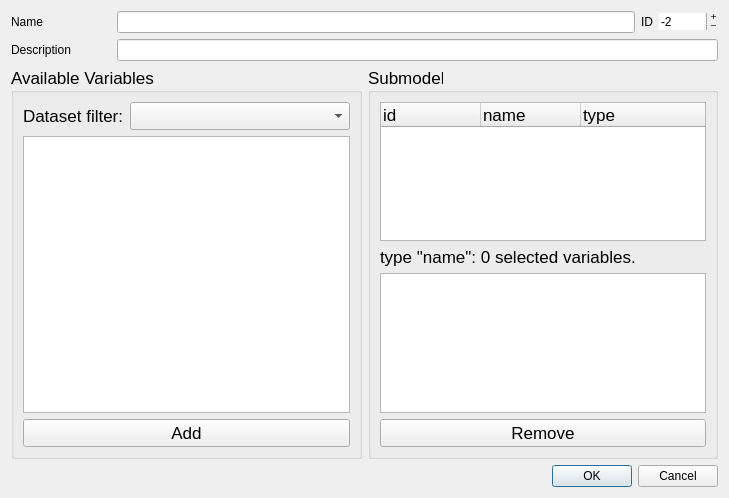
Old version of the form opus_gui/models_manager/views/submodel_editor.ui in the repository psrc/urbansim.
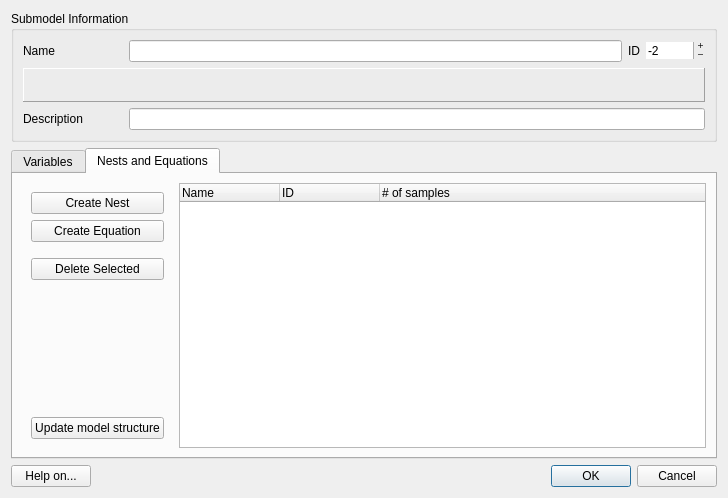
New version of the form. The open tabs and pages were chosen to show the change. Icons and pictures are not drawn. Custom widgets are drawn as their Qt base class.

Patch:
```diff
--- a/opus_gui/models_manager/views/submodel_editor.ui
+++ b/opus_gui/models_manager/views/submodel_editor.ui
@@ -5,7 +5,7 @@
    <rect>
     <x>0</x>
     <y>0</y>
-    <width>729</width>
+    <width>728</width>
     <height>498</height>
    </rect>
   </property>
@@ -17,6 +17,12 @@
   </property>
   <layout class="QVBoxLayout" name="verticalLayout_2" >
    <item>
+    <widget class="QGroupBox" name="group_submodel_info" >
+     <property name="title" >
+      <string>Submodel Information</string>
+     </property>
+     <layout class="QVBoxLayout" name="verticalLayout_3" >
+      <item>
     <layout class="QHBoxLayout" name="horizontalLayout_3" >
      <item>
       <widget class="QLabel" name="label" >
@@ -32,7 +38,22 @@
       </widget>
      </item>
      <item>
-      <widget class="QLineEdit" name="le_name" />
+         <widget class="QLineEdit" name="le_name" >
+          <property name="toolTip" >
+           <string>The name of the submodel</string>
+          </property>
+          <property name="whatsThis" >
+           <string>&lt;!DOCTYPE HTML PUBLIC "-//W3C//DTD HTML 4.0//EN" "http://www.w3.org/TR/REC-html40/strict.dtd">
+&lt;html>&lt;head>&lt;meta name="qrichtext" content="1" />&lt;style type="text/css">
+p, li { white-space: pre-wrap; }
+&lt;/style>&lt;/head>&lt;body style=" font-family:'MS Shell Dlg 2'; font-size:8.25pt; font-weight:400; font-style:normal;">
+&lt;p style=" margin-top:0px; margin-bottom:0px; margin-left:0px; margin-right:0px; -qt-block-indent:0; text-indent:0px;">&lt;span style=" font-size:8pt;">The name of the submodel.&lt;/span>&lt;/p>
+&lt;p style="-qt-paragraph-type:empty; margin-top:0px; margin-bottom:0px; margin-left:0px; margin-right:0px; -qt-block-indent:0; text-indent:0px; font-size:8pt;">&lt;/p>
+&lt;p style=" margin-top:0px; margin-bottom:0px; margin-left:0px; margin-right:0px; -qt-block-indent:0; text-indent:0px; font-size:8pt;">This is primarliy used to make it easier for users to distinguish between submodels when working with them in the GUI.&lt;/p>
+&lt;p style="-qt-paragraph-type:empty; margin-top:0px; margin-bottom:0px; margin-left:0px; margin-right:0px; -qt-block-indent:0; text-indent:0px; font-size:8pt;">&lt;/p>
+&lt;p style=" margin-top:0px; margin-bottom:0px; margin-left:0px; margin-right:0px; -qt-block-indent:0; text-indent:0px; font-size:8pt;">Note that inheritance between Opus Projects always works on the name of the submodel, not the ID.&lt;/p>&lt;/body>&lt;/html></string>
+          </property>
+         </widget>
      </item>
      <item>
       <widget class="QLabel" name="label_4" >
@@ -65,6 +86,25 @@
      </item>
     </layout>
    </item>
+      <item>
+       <widget class="QFrame" name="frame_name_warning" >
+        <property name="frameShape" >
+         <enum>QFrame::Panel</enum>
+        </property>
+        <property name="frameShadow" >
+         <enum>QFrame::Raised</enum>
+        </property>
+        <layout class="QHBoxLayout" name="horizontalLayout" >
+         <item>
+          <widget class="QLabel" name="lbl_name_warning" >
+           <property name="text" >
+            <string>&lt;name warning here></string>
+           </property>
+          </widget>
+         </item>
+        </layout>
+       </widget>
+      </item>
    <item>
     <layout class="QHBoxLayout" name="horizontalLayout_4" >
      <item>
@@ -81,58 +121,129 @@
       </widget>
      </item>
      <item>
-      <widget class="QLineEdit" name="le_description" />
+         <widget class="QLineEdit" name="le_description" >
+          <property name="toolTip" >
+           <string>A brief description of the submodel (optional)</string>
+          </property>
+          <property name="whatsThis" >
+           <string>&lt;!DOCTYPE HTML PUBLIC "-//W3C//DTD HTML 4.0//EN" "http://www.w3.org/TR/REC-html40/strict.dtd">
+&lt;html>&lt;head>&lt;meta name="qrichtext" content="1" />&lt;style type="text/css">
+p, li { white-space: pre-wrap; }
+&lt;/style>&lt;/head>&lt;body style=" font-family:'MS Shell Dlg 2'; font-size:8.25pt; font-weight:400; font-style:normal;">
+&lt;p style=" margin-top:0px; margin-bottom:0px; margin-left:0px; margin-right:0px; -qt-block-indent:0; text-indent:0px;">&lt;span style=" font-size:8pt;">Can be used to give a brief description of the submodel.&lt;/span>&lt;/p>&lt;/body>&lt;/html></string>
+          </property>
+         </widget>
      </item>
     </layout>
    </item>
+     </layout>
+    </widget>
+   </item>
    <item>
+    <widget class="QTabWidget" name="tab_widget" >
+     <property name="autoFillBackground" >
+      <bool>true</bool>
+     </property>
+     <property name="tabShape" >
+      <enum>QTabWidget::Rounded</enum>
+     </property>
+     <property name="currentIndex" >
+      <number>0</number>
+     </property>
+     <widget class="QWidget" name="tab_variable_selector" >
+      <property name="autoFillBackground" >
+       <bool>true</bool>
+      </property>
+      <attribute name="title" >
+       <string>Variables</string>
+      </attribute>
+      <layout class="QVBoxLayout" name="verticalLayout" >
+       <item>
+        <widget class="QSplitter" name="split_struct_variables" >
+         <property name="sizePolicy" >
+          <sizepolicy vsizetype="MinimumExpanding" hsizetype="Expanding" >
+           <horstretch>0</horstretch>
+           <verstretch>0</verstretch>
+          </sizepolicy>
+         </property>
+         <property name="orientation" >
+          <enum>Qt::Horizontal</enum>
+         </property>
+         <widget class="QTreeWidget" name="tree_structure_selector" >
+          <property name="sizePolicy" >
+           <sizepolicy vsizetype="Expanding" hsizetype="Maximum" >
+            <horstretch>0</horstretch>
+            <verstretch>0</verstretch>
+           </sizepolicy>
+          </property>
+          <property name="toolTip" >
+           <string/>
+          </property>
+          <property name="whatsThis" >
+           <string>&lt;!DOCTYPE HTML PUBLIC "-//W3C//DTD HTML 4.0//EN" "http://www.w3.org/TR/REC-html40/strict.dtd">
+&lt;html>&lt;head>&lt;meta name="qrichtext" content="1" />&lt;style type="text/css">
+p, li { white-space: pre-wrap; }
+&lt;/style>&lt;/head>&lt;body style=" font-family:'Tahoma'; font-size:8.25pt; font-weight:400; font-style:normal;">
+&lt;p style=" margin-top:0px; margin-bottom:0px; margin-left:0px; margin-right:0px; -qt-block-indent:0; text-indent:0px; font-size:8pt;">Select which equation (showed in &lt;span style=" font-weight:600;">bold&lt;/span>) to assign variables to.&lt;/p>
+&lt;p style="-qt-paragraph-type:empty; margin-top:0px; margin-bottom:0px; margin-left:0px; margin-right:0px; -qt-block-indent:0; text-indent:0px; font-size:8pt;">&lt;/p>
+&lt;p style=" margin-top:0px; margin-bottom:0px; margin-left:0px; margin-right:0px; -qt-block-indent:0; text-indent:0px; font-size:8pt;">The hiearchical structure, as well as the names of these nodes can be edited &lt;/p>
+&lt;p style=" margin-top:0px; margin-bottom:0px; margin-left:0px; margin-right:0px; -qt-block-indent:0; text-indent:0px; font-size:8pt;">under the tab "Edit Nests and Equations"&lt;/p>&lt;/body>&lt;/html></string>
+          </property>
+          <column>
+           <property name="text" >
+            <string>Name</string>
+           </property>
+          </column>
+          <column>
+           <property name="text" >
+            <string>ID</string>
+           </property>
+          </column>
+         </widget>
+         <widget class="QTableView" name="table_selected_variables" >
+          <property name="whatsThis" >
+           <string>&lt;!DOCTYPE HTML PUBLIC "-//W3C//DTD HTML 4.0//EN" "http://www.w3.org/TR/REC-html40/strict.dtd">
+&lt;html>&lt;head>&lt;meta name="qrichtext" content="1" />&lt;style type="text/css">
+p, li { white-space: pre-wrap; }
+&lt;/style>&lt;/head>&lt;body style=" font-family:'Tahoma'; font-size:8.25pt; font-weight:400; font-style:normal;">
+&lt;p style=" margin-top:0px; margin-bottom:0px; margin-left:0px; margin-right:0px; -qt-block-indent:0; text-indent:0px; font-size:8pt;">The list of currently selected variables.&lt;/p>
+&lt;p style="-qt-paragraph-type:empty; margin-top:0px; margin-bottom:0px; margin-left:0px; margin-right:0px; -qt-block-indent:0; text-indent:0px; font-size:8pt;">&lt;/p>
+&lt;p style=" margin-top:0px; margin-bottom:0px; margin-left:0px; margin-right:0px; -qt-block-indent:0; text-indent:0px; font-size:8pt;">The variable can be exluded from the set of variables passed into the modeling system by checking the checbox in column "ignore" (think of it as "commenting out" the variable).&lt;/p>
+&lt;p style="-qt-paragraph-type:empty; margin-top:0px; margin-bottom:0px; margin-left:0px; margin-right:0px; -qt-block-indent:0; text-indent:0px; font-size:8pt;">&lt;/p>
+&lt;p style=" margin-top:0px; margin-bottom:0px; margin-left:0px; margin-right:0px; -qt-block-indent:0; text-indent:0px; font-size:8pt;">The variable name is showing in &lt;span style=" font-weight:600;">bold&lt;/span> (unless the "ignore" checkbox is selected).&lt;/p>
+&lt;p style="-qt-paragraph-type:empty; margin-top:0px; margin-bottom:0px; margin-left:0px; margin-right:0px; -qt-block-indent:0; text-indent:0px; font-size:8pt;">&lt;/p>
+&lt;p style=" margin-top:0px; margin-bottom:0px; margin-left:0px; margin-right:0px; -qt-block-indent:0; text-indent:0px; font-size:8pt;">If a coefficient name as not been given, it defaults to the same name as the variable, and is then shown in &lt;span style=" color:#4f4f4f;">gray&lt;/span>&lt;span style=" color:#000000;">. On the other hand, if a coefficient name has been given, then it shows up in black &lt;/span>&lt;span style=" font-weight:600; color:#000000;">bold.&lt;/span>&lt;/p>
+&lt;p style="-qt-paragraph-type:empty; margin-top:0px; margin-bottom:0px; margin-left:0px; margin-right:0px; -qt-block-indent:0; text-indent:0px; font-size:8pt;">&lt;/p>
+&lt;p style=" margin-top:0px; margin-bottom:0px; margin-left:0px; margin-right:0px; -qt-block-indent:0; text-indent:0px; font-size:8pt;">Please refer to the Opus Manual for a description of "starting values" and "fixed" (described under Choice Models)&lt;/p>
+&lt;p style="-qt-paragraph-type:empty; margin-top:0px; margin-bottom:0px; margin-left:0px; margin-right:0px; -qt-block-indent:0; text-indent:0px; font-size:8pt;">&lt;/p>
+&lt;p style=" margin-top:0px; margin-bottom:0px; margin-left:0px; margin-right:0px; -qt-block-indent:0; text-indent:0px; font-size:8pt;">The last column shows the variable definition. Note that variables are defined by both the dataset and the name. The displayed definition &lt;span style=" font-style:italic;">might&lt;/span> be for another variable than what is selected by the modeling system at run time. &lt;/p>
+&lt;p style=" margin-top:0px; margin-bottom:0px; margin-left:0px; margin-right:0px; -qt-block-indent:0; text-indent:0px; font-size:8pt;">This can only happen if you have multiple variables with the same name (but different datasets) in your expression library.&lt;/p>&lt;/body>&lt;/html></string>
+          </property>
+          <property name="selectionMode" >
+           <enum>QAbstractItemView::ExtendedSelection</enum>
+          </property>
+          <property name="selectionBehavior" >
+           <enum>QAbstractItemView::SelectRows</enum>
+          </property>
+          <property name="showGrid" >
+           <bool>true</bool>
+          </property>
+          <property name="wordWrap" >
+           <bool>false</bool>
+          </property>
+         </widget>
+        </widget>
+       </item>
+       <item>
+        <widget class="QFrame" name="frame_selection_buttons" >
     <layout class="QHBoxLayout" name="horizontalLayout_5" >
      <item>
-      <widget class="QGroupBox" name="groupBox_2" >
-       <property name="font" >
-        <font>
-         <pointsize>13</pointsize>
-        </font>
-       </property>
-       <property name="title" >
-        <string>Available Variables</string>
-       </property>
-       <layout class="QVBoxLayout" name="verticalLayout_3" >
-        <item>
-         <layout class="QHBoxLayout" name="layout_dataset_filter" >
-          <item>
-           <widget class="QLabel" name="lbl_dataset_filter" >
+           <widget class="QPushButton" name="pb_add_variable" >
+            <property name="toolTip" >
+             <string>Add a variable from the expression librarry to the current list</string>
+            </property>
             <property name="text" >
-             <string>Dataset filter:</string>
-            </property>
-           </widget>
-          </item>
-          <item>
-           <widget class="QComboBox" name="cbo_dataset_filter" >
-            <property name="sizePolicy" >
-             <sizepolicy vsizetype="Fixed" hsizetype="MinimumExpanding" >
-              <horstretch>0</horstretch>
-              <verstretch>0</verstretch>
-             </sizepolicy>
-            </property>
-           </widget>
-          </item>
-         </layout>
-        </item>
-        <item>
-         <widget class="QListWidget" name="lst_available" >
-          <property name="selectionMode" >
-           <enum>QAbstractItemView::ExtendedSelection</enum>
-          </property>
-         </widget>
-        </item>
-        <item>
-         <widget class="QPushButton" name="pb_add" >
-          <property name="layoutDirection" >
-           <enum>Qt::RightToLeft</enum>
-          </property>
-          <property name="text" >
-           <string>Add</string>
+             <string>Add variable from library...</string>
           </property>
           <property name="icon" >
            <iconset>
@@ -140,63 +251,34 @@
           </property>
          </widget>
         </item>
-       </layout>
-      </widget>
-     </item>
      <item>
-      <widget class="QGroupBox" name="groupBox" >
-       <property name="font" >
-        <font>
-         <pointsize>13</pointsize>
-        </font>
-       </property>
-       <property name="title" >
-        <string>Submodel</string>
-       </property>
-       <layout class="QVBoxLayout" name="verticalLayout" >
-        <item>
-         <widget class="QTreeWidget" name="tree_submodel_structure" >
-          <property name="indentation" >
-           <number>5</number>
-          </property>
-          <property name="uniformRowHeights" >
-           <bool>true</bool>
-          </property>
-          <column>
-           <property name="text" >
-            <string>id</string>
-           </property>
-          </column>
-          <column>
-           <property name="text" >
-            <string>name</string>
-           </property>
-          </column>
-          <column>
-           <property name="text" >
-            <string>type</string>
-           </property>
-          </column>
-         </widget>
+           <spacer name="horizontalSpacer" >
+            <property name="orientation" >
+             <enum>Qt::Horizontal</enum>
+            </property>
+            <property name="sizeHint" stdset="0" >
+             <size>
+              <width>40</width>
+              <height>20</height>
+             </size>
+            </property>
+           </spacer>
         </item>
         <item>
-         <widget class="QLabel" name="lbl_active_variablelist" >
-          <property name="text" >
-           <string>type "name": 0 selected variables. </string>
-          </property>
-         </widget>
-        </item>
-        <item>
-         <widget class="QListWidget" name="lst_selected" >
-          <property name="selectionMode" >
-           <enum>QAbstractItemView::ExtendedSelection</enum>
-          </property>
-         </widget>
-        </item>
-        <item>
-         <widget class="QPushButton" name="pb_remove" >
+           <widget class="QPushButton" name="pb_remove_variable" >
+            <property name="toolTip" >
+             <string>Remove the selected variable</string>
+            </property>
+            <property name="whatsThis" >
+             <string>&lt;!DOCTYPE HTML PUBLIC "-//W3C//DTD HTML 4.0//EN" "http://www.w3.org/TR/REC-html40/strict.dtd">
+&lt;html>&lt;head>&lt;meta name="qrichtext" content="1" />&lt;style type="text/css">
+p, li { white-space: pre-wrap; }
+&lt;/style>&lt;/head>&lt;body style=" font-family:'MS Shell Dlg 2'; font-size:8.25pt; font-weight:400; font-style:normal;">
+&lt;p style=" margin-top:0px; margin-bottom:0px; margin-left:0px; margin-right:0px; -qt-block-indent:0; text-indent:0px;">&lt;span style=" font-size:8pt;">Remove the variable.&lt;/span>&lt;/p>
+&lt;p style=" margin-top:0px; margin-bottom:0px; margin-left:0px; margin-right:0px; -qt-block-indent:0; text-indent:0px; font-size:8pt;">Note that any extra information such as starting values or coefficient names are lost when removing the variable. To temporarly disable it you can click the "ignore" checkbox.&lt;/p>&lt;/body>&lt;/html></string>
+            </property>
           <property name="text" >
-           <string>Remove</string>
+             <string>Remove selected variable</string>
           </property>
           <property name="icon" >
            <iconset>
@@ -208,14 +290,171 @@
       </widget>
      </item>
     </layout>
+     </widget>
+     <widget class="QWidget" name="tab_structure_editor" >
+      <property name="autoFillBackground" >
+       <bool>false</bool>
+      </property>
+      <attribute name="title" >
+       <string>Nests and Equations</string>
+      </attribute>
+      <layout class="QHBoxLayout" name="horizontalLayout_6" >
+       <item>
+        <widget class="QFrame" name="frame_structure_buttons" >
+         <property name="autoFillBackground" >
+          <bool>false</bool>
+         </property>
+         <layout class="QVBoxLayout" name="verticalLayout_5" >
+          <item>
+           <widget class="QPushButton" name="pb_create_nest" >
+            <property name="whatsThis" >
+             <string>&lt;!DOCTYPE HTML PUBLIC "-//W3C//DTD HTML 4.0//EN" "http://www.w3.org/TR/REC-html40/strict.dtd">
+&lt;html>&lt;head>&lt;meta name="qrichtext" content="1" />&lt;style type="text/css">
+p, li { white-space: pre-wrap; }
+&lt;/style>&lt;/head>&lt;body style=" font-family:'MS Shell Dlg 2'; font-size:8.25pt; font-weight:400; font-style:normal;">
+&lt;p style=" margin-top:0px; margin-bottom:0px; margin-left:0px; margin-right:0px; -qt-block-indent:0; text-indent:0px;">&lt;span style=" font-size:8pt;">Creates a new &amp;lt;nest&amp;gt; node in the table to the right.&lt;/span>&lt;/p>&lt;/body>&lt;/html></string>
+            </property>
+            <property name="text" >
+             <string>Create Nest</string>
+            </property>
+           </widget>
+          </item>
+          <item>
+           <widget class="QPushButton" name="pb_create_equation" >
+            <property name="whatsThis" >
+             <string>Create a new &lt;equation></string>
+            </property>
+            <property name="text" >
+             <string>Create Equation</string>
+            </property>
+           </widget>
+          </item>
+          <item>
+           <spacer name="verticalSpacer" >
+            <property name="orientation" >
+             <enum>Qt::Vertical</enum>
+            </property>
+            <property name="sizeType" >
+             <enum>QSizePolicy::Fixed</enum>
+            </property>
+            <property name="sizeHint" stdset="0" >
+             <size>
+              <width>20</width>
+              <height>10</height>
+             </size>
+            </property>
+           </spacer>
+          </item>
+          <item>
+           <widget class="QPushButton" name="pb_delete_struct" >
+            <property name="whatsThis" >
+             <string>&lt;!DOCTYPE HTML PUBLIC "-//W3C//DTD HTML 4.0//EN" "http://www.w3.org/TR/REC-html40/strict.dtd">
+&lt;html>&lt;head>&lt;meta name="qrichtext" content="1" />&lt;style type="text/css">
+p, li { white-space: pre-wrap; }
+&lt;/style>&lt;/head>&lt;body style=" font-family:'MS Shell Dlg 2'; font-size:8.25pt; font-weight:400; font-style:normal;">
+&lt;p style=" margin-top:0px; margin-bottom:0px; margin-left:0px; margin-right:0px; -qt-block-indent:0; text-indent:0px;">&lt;span style=" font-size:8pt;">Delete the selected nest or equation.&lt;/span>&lt;/p>
+&lt;p style=" margin-top:0px; margin-bottom:0px; margin-left:0px; margin-right:0px; -qt-block-indent:0; text-indent:0px; font-size:8pt;">Note that variable lists associated with a deleted equation will be cleared.&lt;/p>&lt;/body>&lt;/html></string>
+            </property>
+            <property name="text" >
+             <string>Delete Selected</string>
+            </property>
+           </widget>
+          </item>
+          <item>
+           <spacer name="verticalSpacer_2" >
+            <property name="orientation" >
+             <enum>Qt::Vertical</enum>
+            </property>
+            <property name="sizeHint" stdset="0" >
+             <size>
+              <width>20</width>
+              <height>40</height>
+             </size>
+            </property>
+           </spacer>
+          </item>
+          <item>
+           <widget class="QPushButton" name="pb_update_model_structure" >
+            <property name="whatsThis" >
+             <string>&lt;!DOCTYPE HTML PUBLIC "-//W3C//DTD HTML 4.0//EN" "http://www.w3.org/TR/REC-html40/strict.dtd">
+&lt;html>&lt;head>&lt;meta name="qrichtext" content="1" />&lt;style type="text/css">
+p, li { white-space: pre-wrap; }
+&lt;/style>&lt;/head>&lt;body style=" font-family:'MS Shell Dlg 2'; font-size:8.25pt; font-weight:400; font-style:normal;">
+&lt;p style=" margin-top:0px; margin-bottom:0px; margin-left:0px; margin-right:0px; -qt-block-indent:0; text-indent:0px;">&lt;span style=" font-size:8pt;">This functionality &lt;/span>&lt;span style=" font-size:8pt; font-weight:600;">only&lt;/span>&lt;span style=" font-size:8pt;"> applies to Nested Logit Models.&lt;/span>&lt;/p>
+&lt;p style="-qt-paragraph-type:empty; margin-top:0px; margin-bottom:0px; margin-left:0px; margin-right:0px; -qt-block-indent:0; text-indent:0px; font-size:8pt;">&lt;/p>
+&lt;p style=" margin-top:0px; margin-bottom:0px; margin-left:0px; margin-right:0px; -qt-block-indent:0; text-indent:0px; font-size:8pt;">Update the model's structure with the information from this dialog.&lt;/p>
+&lt;p style=" margin-top:0px; margin-bottom:0px; margin-left:0px; margin-right:0px; -qt-block-indent:0; text-indent:0px; font-size:8pt;">This must be done before the model is evaluated or run as part of a simulation. &lt;/p>&lt;/body>&lt;/html></string>
+            </property>
+            <property name="text" >
+             <string>Update model structure</string>
+            </property>
+           </widget>
+          </item>
+         </layout>
+        </widget>
+       </item>
+       <item>
+        <widget class="SubmodelStructureEditorTree" name="tree_structure_editor" >
+         <property name="whatsThis" >
+          <string>&lt;!DOCTYPE HTML PUBLIC "-//W3C//DTD HTML 4.0//EN" "http://www.w3.org/TR/REC-html40/strict.dtd">
+&lt;html>&lt;head>&lt;meta name="qrichtext" content="1" />&lt;style type="text/css">
+p, li { white-space: pre-wrap; }
+&lt;/style>&lt;/head>&lt;body style=" font-family:'Tahoma'; font-size:8.25pt; font-weight:400; font-style:normal;">
+&lt;p style=" margin-top:0px; margin-bottom:0px; margin-left:0px; margin-right:0px; -qt-block-indent:0; text-indent:0px; font-size:8pt;">Double click on the ID, name or number of samples to edit it's value.&lt;/p>
+&lt;p style=" margin-top:0px; margin-bottom:0px; margin-left:0px; margin-right:0px; -qt-block-indent:0; text-indent:0px; font-size:8pt;">Note that number of samples only applies to &amp;lt;nest&amp;gt;.&lt;/p>
+&lt;p style="-qt-paragraph-type:empty; margin-top:0px; margin-bottom:0px; margin-left:0px; margin-right:0px; -qt-block-indent:0; text-indent:0px; font-size:8pt;">&lt;/p>
+&lt;p style=" margin-top:0px; margin-bottom:0px; margin-left:0px; margin-right:0px; -qt-block-indent:0; text-indent:0px; font-size:8pt;">To construct the hierarchical structure: drag the &lt;span style=" font-weight:600;">equation &lt;/span>and drop it on a &amp;lt;nest&amp;gt;. You can drag and drop &amp;lt;nest&amp;gt;:s onto each other to construct nested structures with multiple levels.&lt;/p>
+&lt;p style="-qt-paragraph-type:empty; margin-top:0px; margin-bottom:0px; margin-left:0px; margin-right:0px; -qt-block-indent:0; text-indent:0px; font-size:8pt;">&lt;/p>
+&lt;p style=" margin-top:0px; margin-bottom:0px; margin-left:0px; margin-right:0px; -qt-block-indent:0; text-indent:0px; font-size:8pt;">The new structure is automatically updated under the tab "Assign Variables".&lt;/p>&lt;/body>&lt;/html></string>
+         </property>
+         <column>
+          <property name="text" >
+           <string>Name</string>
+          </property>
+         </column>
+         <column>
+          <property name="text" >
+           <string>ID</string>
+          </property>
+         </column>
+         <column>
+          <property name="text" >
+           <string># of samples</string>
+          </property>
+         </column>
+        </widget>
+       </item>
+      </layout>
+     </widget>
+    </widget>
    </item>
    <item>
     <layout class="QHBoxLayout" name="horizontalLayout_2" >
+     <item>
+      <widget class="QPushButton" name="pb_help_on" >
+       <property name="toolTip" >
+        <string>Click on this button and then click on any item you want a description for.</string>
+       </property>
+       <property name="text" >
+        <string>Help on...</string>
+       </property>
+      </widget>
+     </item>
+     <item>
+      <spacer name="horizontalSpacer_2" >
+       <property name="orientation" >
+        <enum>Qt::Horizontal</enum>
+       </property>
+       <property name="sizeHint" stdset="0" >
+        <size>
+         <width>40</width>
+         <height>20</height>
+        </size>
+       </property>
+      </spacer>
+     </item>
      <item>
       <widget class="QDialogButtonBox" name="buttonBox" >
-       <property name="orientation" >
-        <enum>Qt::Horizontal</enum>
-       </property>
        <property name="standardButtons" >
         <set>QDialogButtonBox::Cancel|QDialogButtonBox::Ok</set>
        </property>
@@ -225,6 +464,13 @@
    </item>
   </layout>
  </widget>
+ <customwidgets>
+  <customwidget>
+   <class>SubmodelStructureEditorTree</class>
+   <extends>QTreeWidget</extends>
+   <header>opus_gui.models_manager.controllers.submodel_structure_editor_tree</header>
+  </customwidget>
+ </customwidgets>
  <resources/>
  <connections>
   <connection>
```
Left out of the diff: 48 changed lines with no effect on the pictures. Lines whose indentation alone changed are shown as unchanged.
